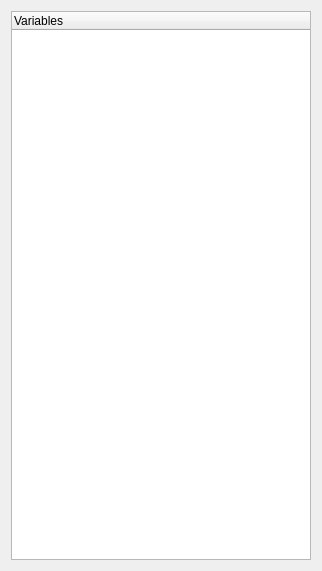
First picture: the form in modules/dataplotter/dataplotter.ui, repository tud-hri/joan, before the edit.
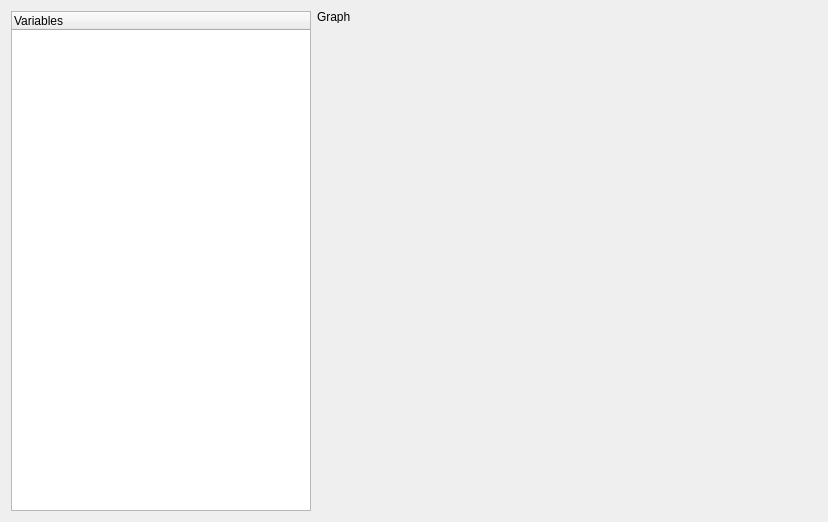
Second picture: the form after the edit. Custom widgets are drawn as their Qt base class.

Commit message: werkt nog voor geen meter, moet sws anders er zijn nu teveel plots om bij te houden. Maybe event based ofzo. Als je iets checked in de tree widget (daar trouwens ook al die arrays uitpakken en toevoegen) dat je dan pas de plot handle aanmaakt. Dit is trager dan stront door een trechter

Diff of the .ui file:
```diff
--- a/modules/dataplotter/dataplotter.ui
+++ b/modules/dataplotter/dataplotter.ui
@@ -6,15 +6,44 @@
    <rect>
     <x>0</x>
     <y>0</y>
-    <width>318</width>
-    <height>571</height>
+    <width>824</width>
+    <height>518</height>
    </rect>
   </property>
   <property name="windowTitle">
    <string>Form</string>
   </property>
   <layout class="QGridLayout" name="gridLayout">
-   <item row="0" column="0">
+   <item row="1" column="1">
+    <widget class="PlotWidget" name="plot_graph" native="true">
+     <property name="sizePolicy">
+      <sizepolicy hsizetype="Preferred" vsizetype="Preferred">
+       <horstretch>0</horstretch>
+       <verstretch>0</verstretch>
+      </sizepolicy>
+     </property>
+     <property name="minimumSize">
+      <size>
+       <width>500</width>
+       <height>280</height>
+      </size>
+     </property>
+    </widget>
+   </item>
+   <item row="0" column="1">
+    <widget class="QLabel" name="label">
+     <property name="maximumSize">
+      <size>
+       <width>16777215</width>
+       <height>12</height>
+      </size>
+     </property>
+     <property name="text">
+      <string>Graph</string>
+     </property>
+    </widget>
+   </item>
+   <item row="0" column="0" rowspan="2">
     <widget class="QTreeWidget" name="treeWidget">
      <property name="sizePolicy">
       <sizepolicy hsizetype="Preferred" vsizetype="Preferred">
@@ -43,6 +72,14 @@
    </item>
   </layout>
  </widget>
+ <customwidgets>
+  <customwidget>
+   <class>PlotWidget</class>
+   <extends>QWidget</extends>
+   <header>pyqtgraph</header>
+   <container>1</container>
+  </customwidget>
+ </customwidgets>
  <resources/>
  <connections/>
 </ui>
```
The commit also changes 6 other files.
